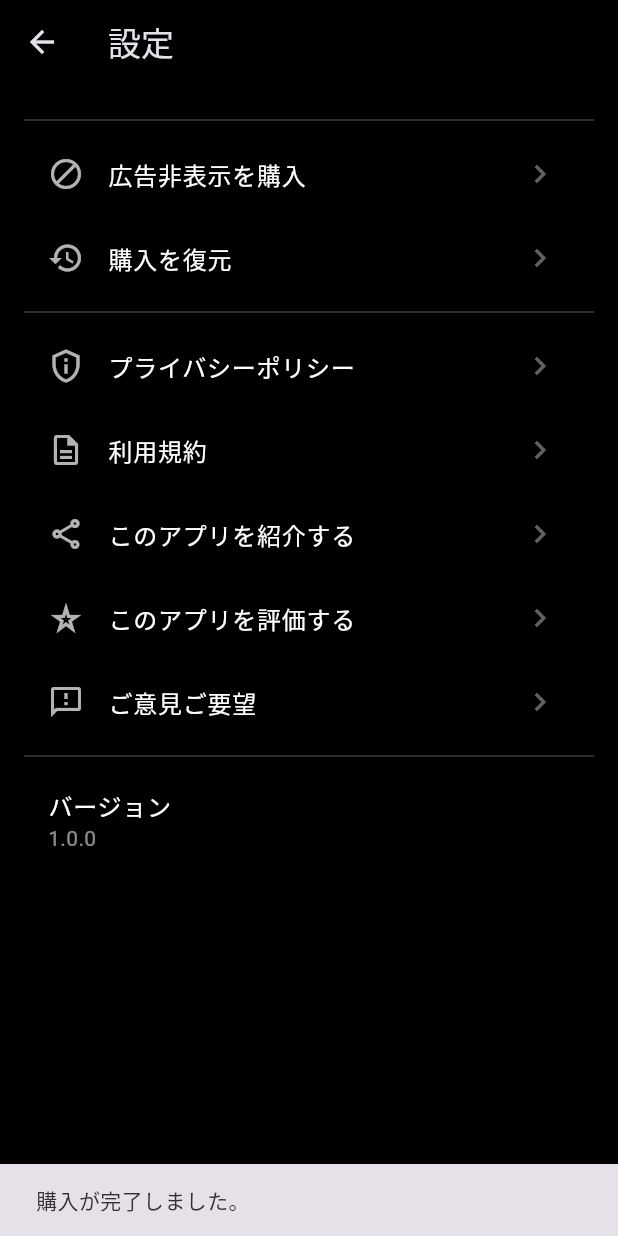
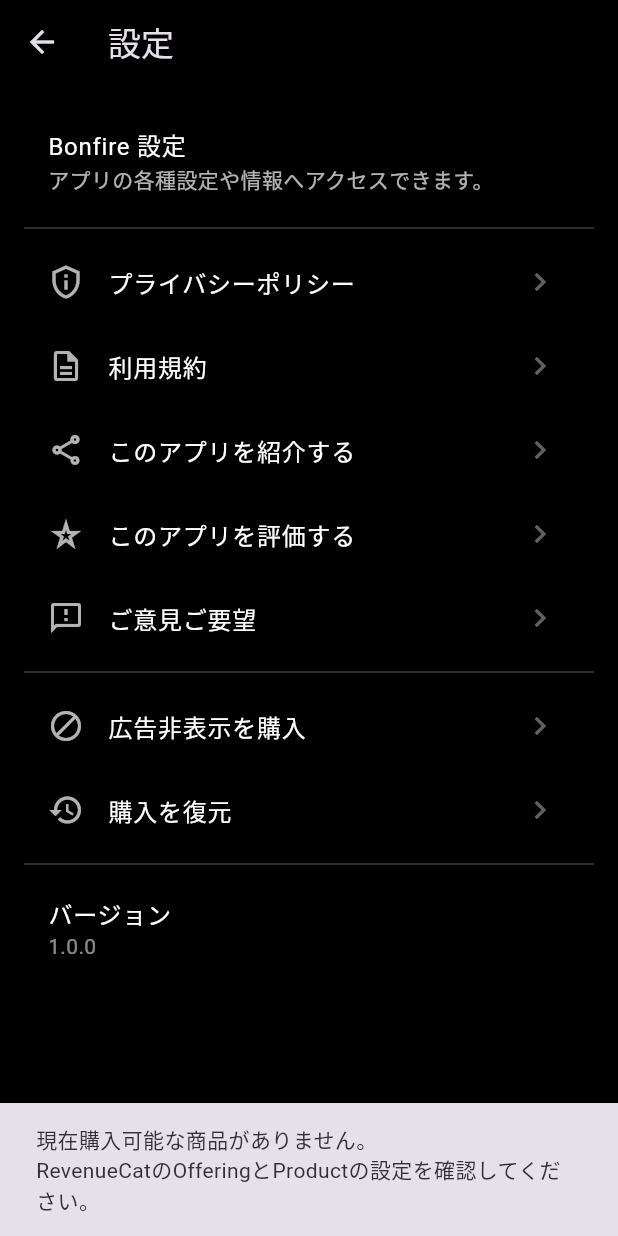
Before and after one commit to ys980323/bonfire, a Flutter app: the SettingsScreen screen opened directly with empty values, after a tap on "広告非表示を購入", on a phone screen of 412 x 824 dp. Run offline on Flutter 3.47's test engine with Material 3 defaults, Android fonts, the phone set to English and light mode, and no system bars; our stand-ins replace audioplayers, google_mobile_ads, share_plus, wakelock_plus; missing offline and left inert: purchases_flutter; network calls fail.

Commit message:
StoreKitフレームワークをXcodeプロジェクトに追加し、RevenueCatの公開APIキーを設定。設定画面に広告非表示購入および購入復元機能を再追加し、UIを整理。エラーハンドリングを強化。

```diff
--- a/lib/app.dart
+++ b/lib/app.dart
@@ -32,7 +32,7 @@ class _BonfireAppState extends State<BonfireApp> {
   Future<void> _initRevenueCat() async {
     // TODO: ここにあなたのRevenueCat公開APIキーを設定
     // iOS例: 'appl_XXXXXXXXXXXXXXXXXXXXXXXX'
-    const apiKey = 'appl_REVENUECAT_PUBLIC_API_KEY_PLACEHOLDER';
+    const apiKey = 'appl_jJJemQZZkdjXqlETqkoohDijJGo';
     await Purchases.setLogLevel(LogLevel.warn);
     await Purchases.configure(PurchasesConfiguration(apiKey));
     await _refreshEntitlements();
@@ -42,7 +42,9 @@ class _BonfireAppState extends State<BonfireApp> {
     try {
       final customerInfo = await Purchases.getCustomerInfo();
       // Entitlement ID はRCダッシュボードで設定したIDに合わせて変更
-      final active = customerInfo.entitlements.active.containsKey('remove_ads');
+      final active = customerInfo.entitlements.active.containsKey(
+        'com.premium',
+      );
       adsState.setAdsEnabled(!active);
     } catch (_) {
       // 失敗時は広告有効のまま
--- a/lib/screens/settings_screen.dart
+++ b/lib/screens/settings_screen.dart
@@ -1,4 +1,5 @@
 import 'package:flutter/material.dart';
+import 'package:flutter/services.dart';
 import 'package:url_launcher/url_launcher.dart';
 import 'package:share_plus/share_plus.dart';
 import 'package:purchases_flutter/purchases_flutter.dart';
@@ -14,6 +15,10 @@ class SettingsScreen extends StatelessWidget {
   static const String _appShareText = '焚き火アプリ「Bonfire」おすすめ！';
   static const String _storeUrl = 'https://example.com/app';
 
+  // RevenueCatの設定に合わせて変更する（ダッシュボード側で用意したID）
+  static const String _offeringId = 'premium'; // 例: default / current
+  static const PackageType _targetPackageType = PackageType.lifetime; // 買い切り
+
   @override
   Widget build(BuildContext context) {
     return Scaffold(
@@ -22,24 +27,12 @@ class SettingsScreen extends StatelessWidget {
       body: ListView(
         padding: const EdgeInsets.all(16),
         children: [
-          const Divider(color: Colors.white24),
-          _item(
-            context,
-            icon: Icons.block,
-            title: '広告非表示を購入',
-            onTap: () async {
-              await _purchaseRemoveAds(context);
-              await onRefreshEntitlements();
-            },
-          ),
-          _item(
-            context,
-            icon: Icons.restore,
-            title: '購入を復元',
-            onTap: () async {
-              await _restorePurchases(context);
-              await onRefreshEntitlements();
-            },
+          const ListTile(
+            title: Text('Bonfire 設定', style: TextStyle(color: Colors.white)),
+            subtitle: Text(
+              'アプリの各種設定や情報へアクセスできます。',
+              style: TextStyle(color: Colors.white70),
+            ),
           ),
           const Divider(color: Colors.white24),
           _item(
@@ -71,6 +64,25 @@ class SettingsScreen extends StatelessWidget {
             icon: Icons.feedback_outlined,
             title: 'ご意見ご要望',
             onTap: () => _sendFeedback(),
+          ),
+          const Divider(color: Colors.white24),
+          _item(
+            context,
+            icon: Icons.block,
+            title: '広告非表示を購入',
+            onTap: () async {
+              await _purchaseRemoveAds(context);
+              await onRefreshEntitlements();
+            },
+          ),
+          _item(
+            context,
+            icon: Icons.restore,
+            title: '購入を復元',
+            onTap: () async {
+              await _restorePurchases(context);
+              await onRefreshEntitlements();
+            },
           ),
           const Divider(color: Colors.white24),
           const ListTile(
@@ -117,20 +129,28 @@ class SettingsScreen extends StatelessWidget {
 
   Future<void> _purchaseRemoveAds(BuildContext context) async {
     try {
-      // Offeringから対象パッケージを取得（事前にRCダッシュボードで設定）
       final offerings = await Purchases.getOfferings();
-      final current = offerings.current;
-      if (current == null) return;
-      // 一番上のパッケージを仮に対象とする（本番はID指定を推奨）
-      final package = current.availablePackages.first;
-      await Purchases.purchasePackage(package);
+      final offering = offerings.all[_offeringId] ?? offerings.current;
+      if (offering == null || offering.availablePackages.isEmpty) {
+        _showError(
+          context,
+          '現在購入可能な商品がありません。\nRevenueCatのOfferingとProductの設定を確認してください。',
+        );
+        return;
+      }
+      final candidates = offering.availablePackages;
+      Package? target = candidates.firstWhere(
+        (p) => p.packageType == _targetPackageType,
+        orElse: () => candidates.first,
+      );
+      await Purchases.purchasePackage(target);
       ScaffoldMessenger.of(
         context,
       ).showSnackBar(const SnackBar(content: Text('購入が完了しました。')));
+    } on PlatformException catch (e) {
+      _showError(context, '購入に失敗しました: ${e.message ?? e.toString()}');
     } catch (e) {
-      ScaffoldMessenger.of(
-        context,
-      ).showSnackBar(SnackBar(content: Text('購入に失敗しました: $e')));
+      _showError(context, '購入に失敗しました: $e');
     }
   }
 
@@ -140,10 +160,16 @@ class SettingsScreen extends StatelessWidget {
       ScaffoldMessenger.of(
         context,
       ).showSnackBar(const SnackBar(content: Text('購入情報を復元しました。')));
+    } on PlatformException catch (e) {
+      _showError(context, '復元に失敗しました: ${e.message ?? e.toString()}');
     } catch (e) {
-      ScaffoldMessenger.of(
-        context,
-      ).showSnackBar(SnackBar(content: Text('復元に失敗しました: $e')));
+      _showError(context, '復元に失敗しました: $e');
     }
   }
+
+  void _showError(BuildContext context, String message) {
+    ScaffoldMessenger.of(
+      context,
+    ).showSnackBar(SnackBar(content: Text(message)));
+  }
 }
```
Also changed, not shown: 1 other file.
